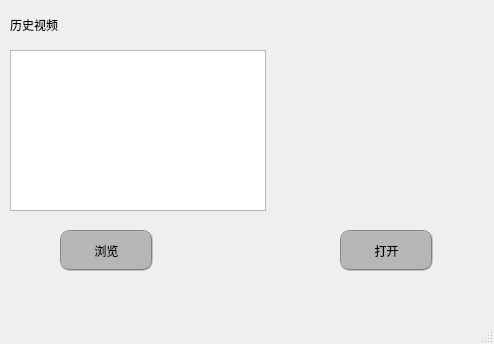
This is sxw/gui/child/child.ui in Buct-king/ai-Project as Qt 5 draws it before an edit. The edited form follows.
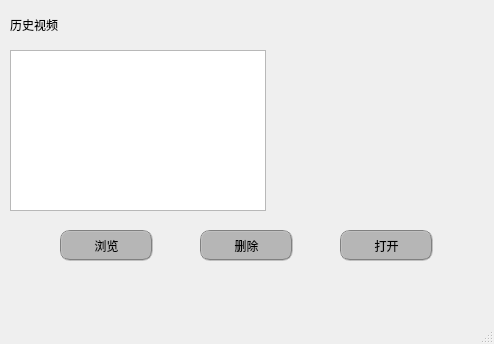
This is the edited form.

Patch:
```diff
--- a/sxw/gui/child/child.ui
+++ b/sxw/gui/child/child.ui
@@ -20,7 +20,7 @@
       <x>60</x>
       <y>230</y>
       <width>93</width>
-      <height>41</height>
+      <height>31</height>
      </rect>
     </property>
     <property name="styleSheet">
@@ -58,7 +58,7 @@
       <x>340</x>
       <y>230</y>
       <width>93</width>
-      <height>41</height>
+      <height>31</height>
      </rect>
     </property>
     <property name="styleSheet">
@@ -96,6 +96,34 @@
      <string>历史视频</string>
     </property>
    </widget>
+   <widget class="QPushButton" name="deletePushButton">
+    <property name="geometry">
+     <rect>
+      <x>200</x>
+      <y>230</y>
+      <width>93</width>
+      <height>31</height>
+     </rect>
+    </property>
+    <property name="styleSheet">
+     <string notr="true">QPushButton{border-radius:10px;border: 2px groove gray;background-color: rgb(182, 182, 182);}
+
+QPushButton:hover
+{
+    background-color:rgb(193, 205, 205);
+}
+
+QPushButton:pressed
+{
+    background-color:rgb(131, 139, 139);
+    padding-left:3px;
+    padding-top:3px;
+}</string>
+    </property>
+    <property name="text">
+     <string>删除</string>
+    </property>
+   </widget>
   </widget>
   <widget class="QMenuBar" name="menubar">
    <property name="geometry">
```
